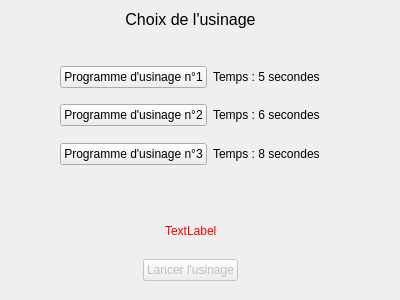
This is Views/ProgramsList.ui in Soluce-Development/Maquette as Qt 5 draws it before an edit. The edited form follows.
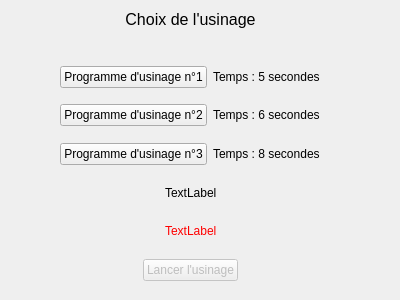
This is the edited form.

```diff
--- a/Views/ProgramsList.ui
+++ b/Views/ProgramsList.ui
@@ -195,7 +195,7 @@
       <item>
        <widget class="QLabel" name="text_choose_program">
         <property name="text">
-         <string/>
+         <string>TextLabel</string>
         </property>
        </widget>
       </item>
```
